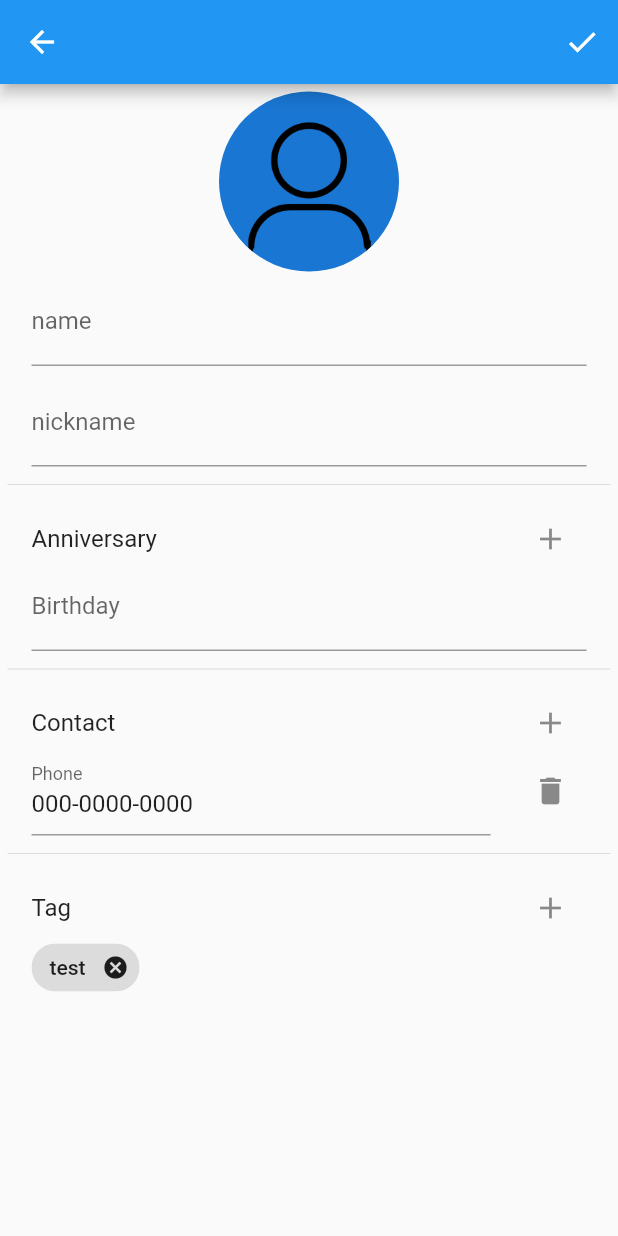
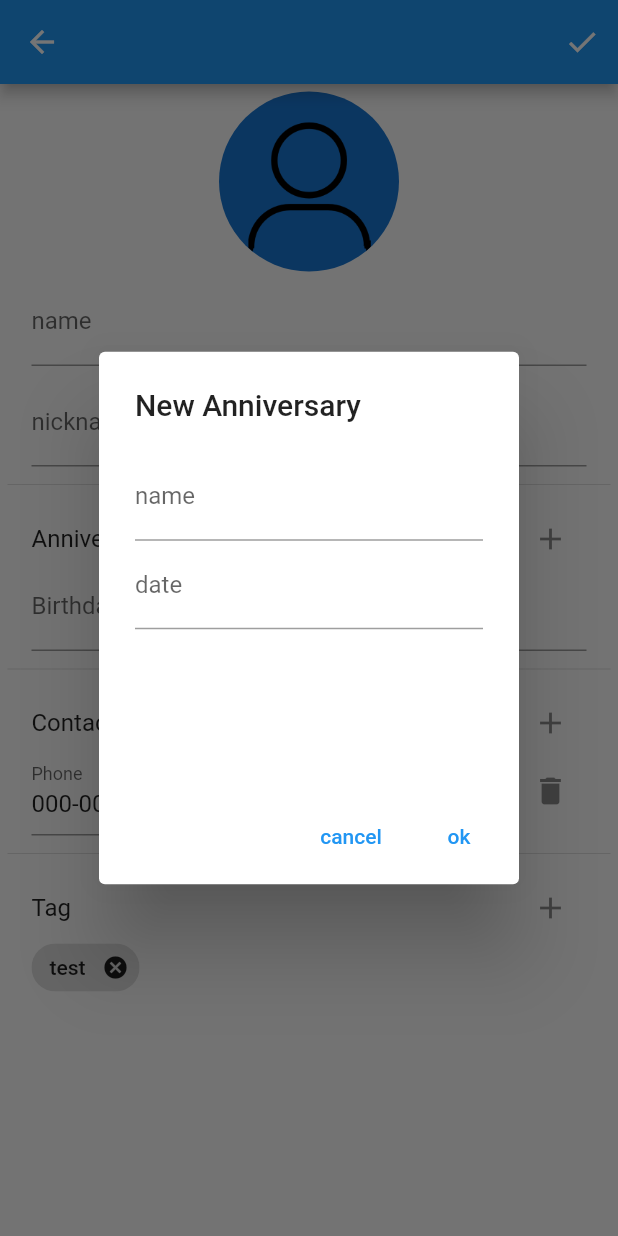
Before and after one commit to nmskm240/friend_list, a Flutter app: the FriendEdit screen opened directly, after a tap on the "add" icon, on a phone screen of 412 x 824 dp. Run offline on Flutter 3.47's test engine with Material 2 defaults, Android fonts, the phone set to English and light mode, and no system bars; drawn by our look-alikes of flutter_form_builder; our stand-ins replace flutter_riverpod, font_awesome_flutter, freezed_annotation, image_cropper, image_picker, sqflite; missing offline and left inert: age_calculator; accounts and stored records are empty.

Commit message:
add and delete anniversary

```diff
--- /dev/null
+++ b/lib/component/dialog/anniversary_form_dialog.dart
@@ -0,0 +1,55 @@
+import 'package:flutter/material.dart';
+import 'package:flutter_form_builder/flutter_form_builder.dart';
+import 'package:friend_list/component/dialog/form_dialog.dart';
+
+class AnniversaryFormDialog extends FormDialog {
+  late String name;
+  late DateTime date;
+
+  AnniversaryFormDialog() : super(title: "New Anniversary");
+
+  @override
+  List<Widget> buildFormFields() {
+    return [
+      FormBuilderTextField(
+        name: "name",
+        decoration: const InputDecoration(
+          label: Text("name"),
+        ),
+        validator: (value) {
+          if (value == null || value.isEmpty) {
+            return "Please enter an anniversary name";
+          }
+          return null;
+        },
+        onSaved: (newValue) {
+          name = newValue!;
+        },
+      ),
+      FormBuilderDateTimePicker(
+        name: "date",
+        decoration: const InputDecoration(
+          label: Text("date"),
+        ),
+        inputType: InputType.date,
+        validator: (value) {
+          if (value == null) {
+            return "Please enter an anniversary date";
+          }
+          return null;
+        },
+        onSaved: (newValue) {
+          date = newValue!;
+        },
+      ),
+    ];
+  }
+
+  @override
+  Map<String, dynamic> valueToMap() {
+    return {
+      "name": name,
+      "date": date,
+    };
+  }
+}
--- /dev/null
+++ b/lib/component/dialog/form_dialog.dart
@@ -0,0 +1,49 @@
+import 'package:flutter/material.dart';
+import 'package:flutter_form_builder/flutter_form_builder.dart';
+
+abstract class FormDialog {
+  final String title;
+
+  FormDialog({required this.title});
+
+  List<Widget> buildFormFields();
+  Map<String, dynamic> valueToMap();
+
+  Future<Map<String, dynamic>?> show(BuildContext context) async {
+    final formKey = GlobalKey<FormBuilderState>();
+    return await showDialog(
+      context: context,
+      builder: (context) {
+        return AlertDialog(
+          title: Text(title),
+          content: FormBuilder(
+            key: formKey,
+            child: SizedBox(
+              height: 200,
+              child: Column(
+                children: buildFormFields(),
+              ),
+            ),
+          ),
+          actions: [
+            TextButton(
+              child: const Text("cancel"),
+              onPressed: () {
+                Navigator.of(context).pop();
+              },
+            ),
+            TextButton(
+              child: const Text("ok"),
+              onPressed: () {
+                if (formKey.currentState!.validate()) {
+                  formKey.currentState!.save();
+                  Navigator.of(context).pop(valueToMap());
+                }
+              },
+            ),
+          ],
+        );
+      },
+    );
+  }
+}
--- a/lib/component/listview_with_header.dart
+++ b/lib/component/listview_with_header.dart
@@ -12,6 +12,25 @@ class ListViewWithHeader extends StatelessWidget {
     this.trailing,
   }) : super(key: key);
 
+  factory ListViewWithHeader.builder({
+    Key? key,
+    required BuildContext context,
+    required String title,
+    required int itemCount,
+    required Function(BuildContext context, int index) itemBuilder,
+    Widget? trailing,
+  }) {
+    final List<Widget> children = [];
+    for (var i = 0; i < itemCount; i++) {
+      children.add(itemBuilder(context, i));
+    }
+    return ListViewWithHeader(
+      title: title,
+      trailing: trailing,
+      children: children,
+    );
+  }
+
   @override
   Widget build(BuildContext context) {
     var header = SizedBox(
@@ -21,7 +40,9 @@ class ListViewWithHeader extends StatelessWidget {
         trailing: trailing,
       ),
     );
-    return Column(
+    return ListView(
+      shrinkWrap: true,
+      physics: const NeverScrollableScrollPhysics(),
       children: [header, ...children],
     );
   }
--- a/lib/view/page/friend_edit.dart
+++ b/lib/view/page/friend_edit.dart
@@ -2,8 +2,11 @@ import 'package:flutter/material.dart';
 import 'package:flutter_form_builder/flutter_form_builder.dart';
 import 'package:flutter_riverpod/flutter_riverpod.dart';
 import 'package:friend_list/component/listview_with_header.dart';
+import 'package:friend_list/model/anniversary.dart';
 import 'package:friend_list/provider/app_router_provider.dart';
 import 'package:friend_list/component/form_builder__circle_avatar.dart';
+import 'package:friend_list/view_model/friend_edit_view_model.dart';
+import 'package:intl/intl.dart';
 
 class FriendEdit extends ConsumerWidget {
   const FriendEdit({Key? key}) : super(key: key);
@@ -11,6 +14,7 @@ class FriendEdit extends ConsumerWidget {
   @override
   Widget build(BuildContext context, WidgetRef ref) {
     final formKey = GlobalKey<FormBuilderState>();
+    final viewmodel = ref.watch(friendEditProvider);
     return Scaffold(
       appBar: AppBar(
         actions: <Widget>[
@@ -55,25 +59,49 @@ class FriendEdit extends ConsumerWidget {
               ],
             ),
             const Divider(),
-            ListViewWithHeader(
+            ListViewWithHeader.builder(
+              context: context,
               title: "Anniversary",
               trailing: IconButton(
                 icon: const Icon(Icons.add),
-                onPressed: () {
+                onPressed: () async {
                   // TODO: add process
+                  await viewmodel.createAnniversary(context);
                 },
               ),
-              children: <Widget>[
-                ListTile(
+              itemCount: viewmodel.anniversaries.length + 1,
+              itemBuilder: (context, index) {
+                if (index == 0) {
+                  return ListTile(
                     title: FormBuilderDateTimePicker(
-                    name: 'anniversaries.birthday',
+                      name: 'birthday',
                       inputType: InputType.date,
                       decoration: const InputDecoration(
                         label: Text("Birthday"),
                       ),
                     ),
+                  );
+                } else {
+                  final anniversary =
+                      viewmodel.anniversaries.elementAt(index - 1);
+                  return ListTile(
+                    title: FormBuilderDateTimePicker(
+                      name: 'anniversaries.${anniversary.name}',
+                      inputType: InputType.date,
+                      decoration: InputDecoration(
+                        label: Text(anniversary.name),
                       ),
-              ],
+                      initialValue: anniversary.date,
+                    ),
+                    trailing: IconButton(
+                      icon: const Icon(Icons.delete),
+                      onPressed: () async {
+                        await viewmodel.deleteAnniversary(context, anniversary);
+                      },
+                    ),
+                  );
+                }
+              },
             ),
             const Divider(),
             ListViewWithHeader(
--- /dev/null
+++ b/lib/view_model/friend_edit_view_model.dart
@@ -0,0 +1,44 @@
+import 'package:flutter/material.dart';
+import 'package:flutter_riverpod/flutter_riverpod.dart';
+import 'package:friend_list/component/dialog/anniversary_form_dialog.dart';
+import 'package:friend_list/component/dialog/confirm_dialog.dart';
+import 'package:friend_list/model/anniversary.dart';
+import 'package:friend_list/model/contact.dart';
+
+final friendEditProvider =
+    ChangeNotifierProvider((ref) => FriendEditViewModel());
+
+class FriendEditViewModel extends ChangeNotifier {
+  final List<Anniversary> _anniversaries;
+  final List<Contact> _contacts;
+
+  Iterable<Anniversary> get anniversaries => _anniversaries;
+  Iterable<Contact> get contact => _contacts;
+
+  FriendEditViewModel({
+    List<Anniversary>? anniversaries,
+    List<Contact>? contacts,
+  })  : _anniversaries = anniversaries ?? [],
+        _contacts = contacts ?? [];
+
+  Future<void> createAnniversary(BuildContext context) async {
+    final json = await AnniversaryFormDialog().show(context);
+    if (json == null) {
+      return;
+    }
+    final newAnniversary = Anniversary(name: json["name"], date: json["date"]);
+    _anniversaries.add(newAnniversary);
+    notifyListeners();
+  }
+
+  Future<void> deleteAnniversary(
+      BuildContext context, Anniversary anniversary) async {
+    final isAccept = await ConfirmDialog(
+            "Confirm", "Do you want to delete the ${anniversary.name} ?")
+        .show(context);
+    if (isAccept) {
+      _anniversaries.remove(anniversary);
+      notifyListeners();
+    }
+  }
+}
```
Also changed, not shown: lib/component/dialog/confirm_dialog.dart (added, +34 -0 lines), uml/class_diagram/class_diagram.png, 1 other file. Lines whose indentation alone changed are shown as unchanged.
